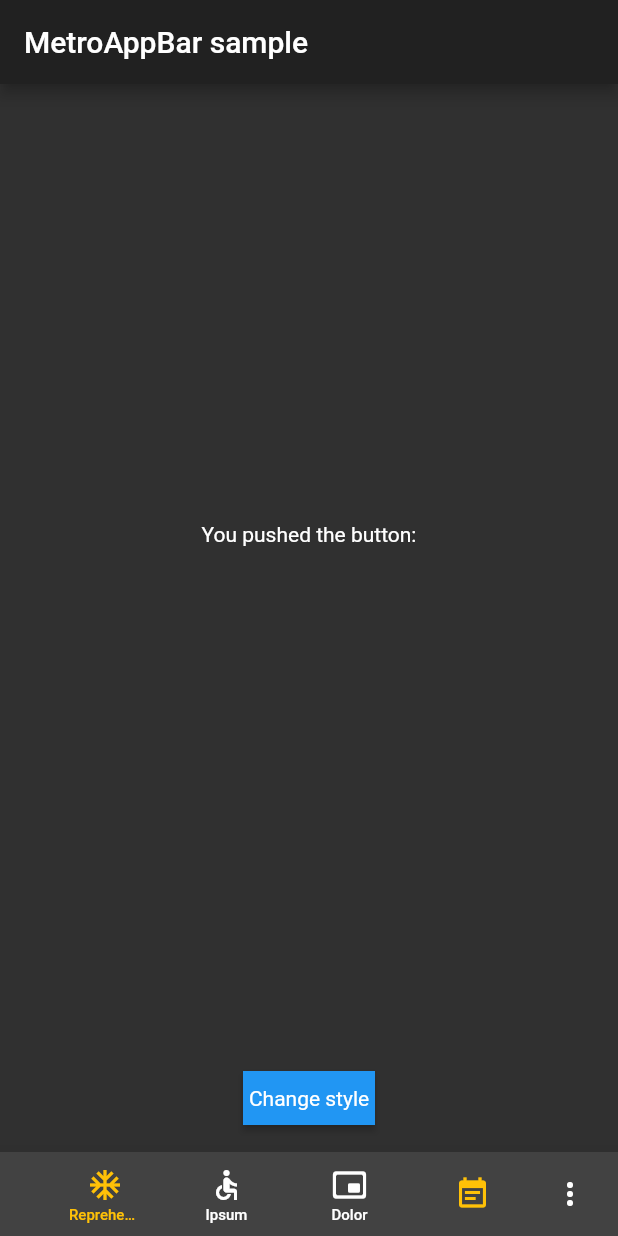
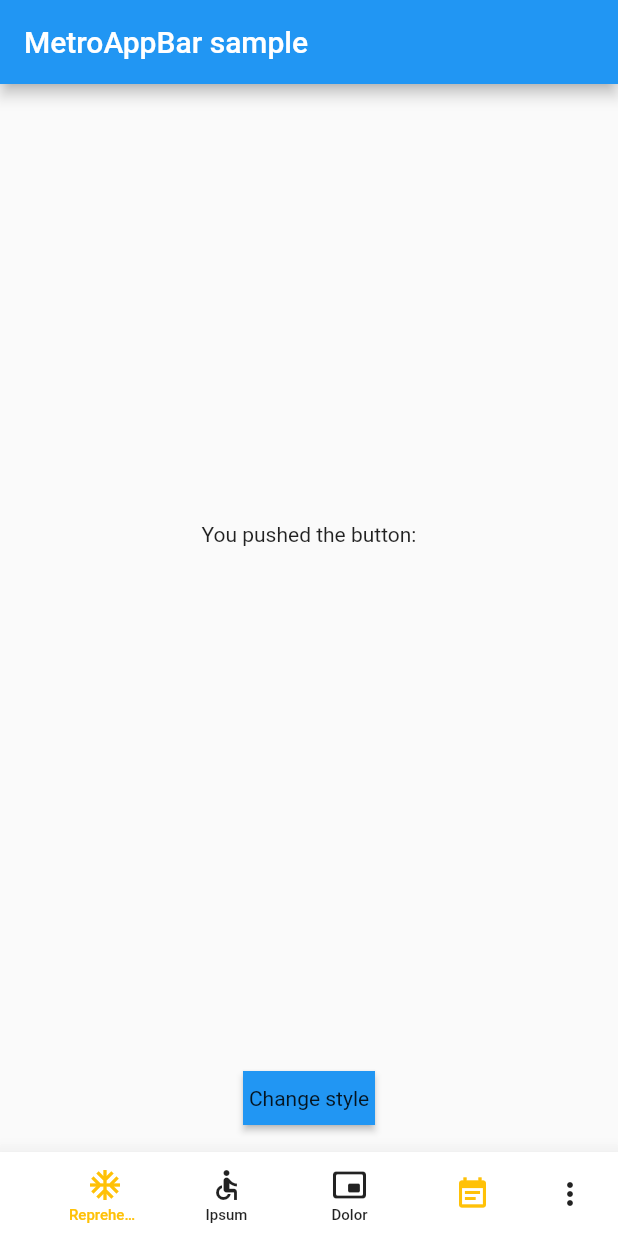
Before and after one commit to flankb/metro_appbar, a Flutter app: the screen it shows after launch, on a phone screen of 412 x 824 dp. Run offline on Flutter 3.47's test engine with Material 2 defaults, Android fonts, the phone set to English and light mode, and no system bars.

Commit message:
Remove unused code

```diff
--- a/example/lib/main.dart
+++ b/example/lib/main.dart
@@ -13,7 +13,7 @@ class MyApp extends StatelessWidget {
       title: 'MetroAppBar sample',
       theme: ThemeData(
         primarySwatch: Colors.blue,
-        brightness: Brightness.dark,
+        //brightness: Brightness.dark,
         visualDensity: VisualDensity.adaptivePlatformDensity,
       ),
       home: MyHomePage(title: 'MetroAppBar sample'),
@@ -154,7 +154,7 @@ class _MyHomePageState extends State<MyHomePage> {
                     onPressed: () {
                       _setPushedButtonText("Velit");
                     },
-                    pic: Icons.event_note, /*text: "Next"*/
+                    pic: Icons.event_note,
                   )
                 ],
                 secondaryCommands: _currentStyle.withSecondary
@@ -170,15 +170,7 @@ class _MyHomePageState extends State<MyHomePage> {
             ),
           ],
         ),
-      ),
-      // floatingActionButton: Padding(
-      //   padding: const EdgeInsets.only(bottom: 60.0),
-      //   child: FloatingActionButton(
-      //     onPressed: _incrementCounter,
-      //     tooltip: 'Increment',
-      //     child: Icon(Icons.add),
-      //   ),
-      // ), // This trailing comma makes auto-formatting nicer for build methods.
+      ), // This trailing comma makes auto-formatting nicer for build methods.
     );
   }
 }
--- a/lib/metro_appbar.dart
+++ b/lib/metro_appbar.dart
@@ -2,13 +2,6 @@ library metro_appbar;
 
 import 'package:flutter/material.dart';
 import 'package:flutter/widgets.dart';
-
-// abstract class SimpleCommand {
-//   final String commandName;
-//   final VoidCallback onPressed;
-
-//   SimpleCommand(this.commandName, this.onPressed);
-// }
 
 /// Collapsed command in Popup Menu.
 /// One of child or [text] with [onPressed] may be provided, but not both
@@ -25,22 +18,15 @@ class SecondaryCommand extends StatelessWidget {
   /// You may pass style of text if you provide [text]
   final TextStyle style;
 
-  // /// Provide widget represented this Item
-  // /// If provided, [child] is the widget used for this button
-  // /// and the button will utilize an [InkWell] for taps.
-  // final Widget child;
-
   SecondaryCommand({
-    //@required this.commandName,
     @required this.onPressed,
-    this.text,
+    @required this.text,
     this.style,
-    /*this.child*/
-  }) : assert(text != null /* || child != null*/);
+  }) : assert(text != null);
 
   @override
   Widget build(BuildContext context) {
-    return /*child ??*/ Text(text, style: style);
+    return Text(text, style: style);
   }
 }
 
@@ -63,8 +49,7 @@ class PrimaryCommand extends StatelessWidget {
   @override
   Widget build(BuildContext context) {
     return ConstrainedBox(
-      constraints: BoxConstraints(
-          /*minHeight: 56, maxHeight: 56,*/ maxWidth: width ?? 82),
+      constraints: BoxConstraints(maxWidth: width ?? 82),
       child: FlatButton(
         onPressed: onPressed,
         child: Column(
@@ -110,21 +95,15 @@ class MetroAppBar extends StatefulWidget {
 class _MetroAppBarState extends State<MetroAppBar>
     with SingleTickerProviderStateMixin {
   Map<int, Widget> _secondaryCommandWraps = Map();
-  //double _backgroundColorLuminance;
 
   _updateProperties() {
     _secondaryCommandWraps.clear();
-    // _backgroundColorLuminance = widget.backgroundColor == null
-    //     ? 1
-    //     : widget.backgroundColor.computeLuminance();
 
     if (widget.secondaryCommands != null) {
       widget.secondaryCommands.asMap().forEach((index, value) {
         _secondaryCommandWraps[index] = value;
       });
     }
-
-    //debugPrint("Luminance $_backgroundColorLuminance");
   }
 
   @override
@@ -154,21 +133,6 @@ class _MetroAppBarState extends State<MetroAppBar>
           borderRadius: widget.borderRadius,
           color: widget.backgroundColor ??
               (theme != null ? theme.bottomAppBarColor : Colors.white),
-          // boxShadow: [
-          //   BoxShadow(
-          //     color: theme != null && theme.brightness == Brightness.dark
-          //         ? const Color(0xff3F3C3C)
-          //         : const Color(0xffd3d3d3),
-          //     //color: Colors.grey,
-          //     blurRadius: 5.5,
-          //     spreadRadius: 0.5,
-          //     offset: Offset(0, 0.5), // shadow direction: bottom right
-          //   )
-          // ],
-          // borderRadius: new BorderRadius.horizontal(
-          //   left: new Radius.circular(0.0),
-          //   right: new Radius.circular(0.0),
-          // )
         ),
         child: Padding(
           padding: const EdgeInsets.symmetric(horizontal: 8),
```
